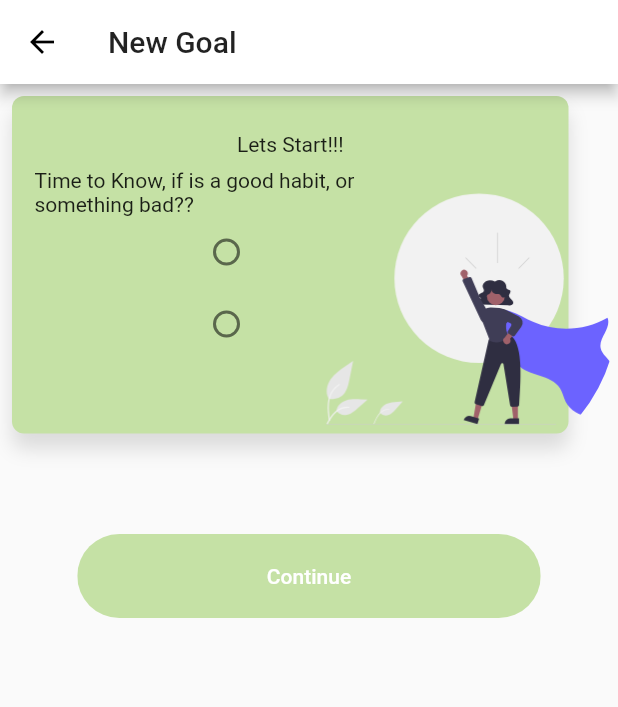
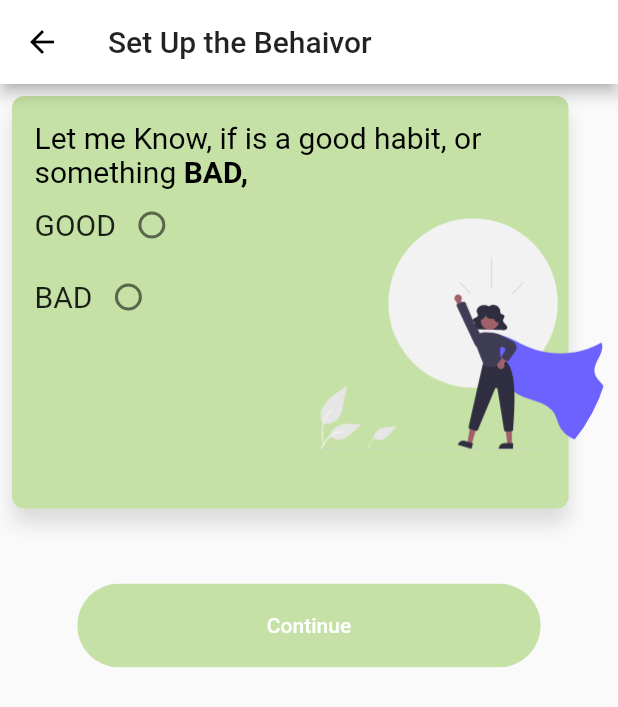
Before and after one commit to oporto723/reach-your-goals, a Flutter app: the NewGoalStartView screen opened directly with empty values, on a phone screen of 412 x 824 dp. Shown: the top 707 px of the screen. Run offline on Flutter 3.47's test engine with Material 2 defaults, Android fonts, the light colour scheme and no system bars; our stand-ins replace auto_size_text, firebase_auth, firebase_core, flutter_svg_provider, google_fonts; missing offline and left inert: date_range_picker, sign_button; accounts and stored records are empty; Roboto replaces fonts that are missing (Alegreya).

Commit message:
Updates in Behaivor card

```diff
--- a/lib/views/new_goal/goal_confiramtion_view.dart
+++ b/lib/views/new_goal/goal_confiramtion_view.dart
@@ -13,7 +13,7 @@ class NewGoalConfirmationView extends StatelessWidget {
   Widget build(BuildContext context) {
     return Scaffold(
       appBar: AppBar(
-        title: Text("Confirm your Goals"),
+        title: Text("Confirm your Goal"),
       ),
       body: Center(
         child: Column(
--- a/lib/views/new_goal/goal_name_view.dart
+++ b/lib/views/new_goal/goal_name_view.dart
@@ -14,7 +14,7 @@ class NewGoalNameView extends StatelessWidget {
 
     return Scaffold(
       appBar: AppBar(
-        title: Text("New Goal"),
+        title: Text("Give a Name!!"),
       ),
       body: Center(
         child: Column(
--- a/lib/views/new_goal/goal_start_view.dart
+++ b/lib/views/new_goal/goal_start_view.dart
@@ -1,5 +1,6 @@
 import 'package:flutter/material.dart';
 import 'package:flutter_svg_provider/flutter_svg_provider.dart';
+import 'package:google_fonts/google_fonts.dart';
 import 'package:reachYourGoals/components/rounded_button.dart';
 import 'package:reachYourGoals/constants.dart';
 import 'package:reachYourGoals/models/goal.dart';
@@ -44,7 +45,7 @@ class _NewGoalStartViewState extends State<NewGoalStartView> {
     final _height = MediaQuery.of(context).size.height;
     return Scaffold(
       appBar: AppBar(
-        title: Text("New Goal"),
+        title: Text("Set Up the Behaivor"),
       ),
       body: Center(
         child: Column(
@@ -76,9 +77,10 @@ class _NewGoalStartViewState extends State<NewGoalStartView> {
   }
 
   final planetThumbnail = Container(
-    alignment: FractionalOffset.centerRight,
+    alignment: FractionalOffset.topRight,
     child: Container(
-      height: 300.0,
+      margin: const EdgeInsets.all(4),
+      height: 325.0,
       width: 225.0,
       decoration: BoxDecoration(
         shape: BoxShape.circle,
@@ -92,7 +94,7 @@ class _NewGoalStartViewState extends State<NewGoalStartView> {
 
   Container newGoalBehaivorCard() {
     return Container(
-      height: 225.0,
+      height: 275.0,
       margin: EdgeInsets.only(right: 25.0),
       decoration: BoxDecoration(
         color: cardColor,
@@ -112,10 +114,6 @@ class _NewGoalStartViewState extends State<NewGoalStartView> {
             padding: const EdgeInsets.all(8.0),
             child: Container(color: KPrimaryColor),
           ),
-          Padding(
-            padding: const EdgeInsets.all(8.0),
-            child: Text('Lets Start!!!'),
-          ),
           radioButtonName(),
         ],
       ),
@@ -124,11 +122,29 @@ class _NewGoalStartViewState extends State<NewGoalStartView> {
 
   Container radioButtonName() {
     return Container(
-      margin: EdgeInsets.only(left: 15, right: 100.0),
+      margin: EdgeInsets.only(left: 15, right: 15.0),
       child: Center(
         child: Column(
           children: [
-            Text("Time to Know, if is a good habit, or something bad??"),
+            RichText(
+              text: TextSpan(
+                  style: GoogleFonts.alegreya(
+                    color: Colors.black,
+                    fontSize: 20,
+                  ),
+                  text: "Let me Know, if is a good habit, or something ",
+                  children: <TextSpan>[
+                    TextSpan(
+                        text: "BAD,",
+                        style: TextStyle(fontWeight: FontWeight.bold)),
+                  ]),
+            ),
+            Row(
+              children: [
+                Text("GOOD",
+                    style: GoogleFonts.alegreya(
+                      fontSize: 20,
+                    )),
                 Radio(
                   value: 1,
                   groupValue: selectedRadio,
@@ -138,6 +154,14 @@ class _NewGoalStartViewState extends State<NewGoalStartView> {
                     setSelectedRadio(val, cardColor);
                   },
                 ),
+              ],
+            ),
+            Row(
+              children: [
+                Text("BAD",
+                    style: GoogleFonts.alegreya(
+                      fontSize: 20,
+                    )),
                 Radio(
                   value: 2,
                   groupValue: selectedRadio,
@@ -149,6 +173,8 @@ class _NewGoalStartViewState extends State<NewGoalStartView> {
                 ),
               ],
             ),
+          ],
+        ),
       ),
     );
   }
```
Lines whose indentation alone changed are shown as unchanged.
